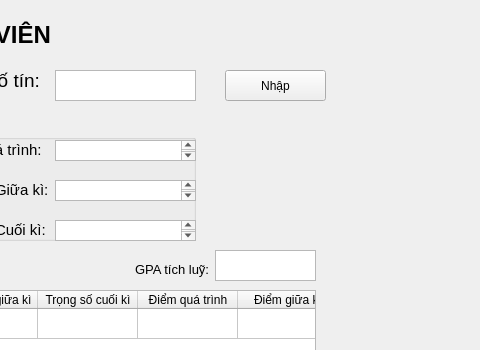
Old version of the form Giaodien_GPA.ui in the repository Baong-cud3101/Project-GPA-Bugging; both pictures show x 445 to 925 and y 0 to 350 of the 925 by 600 pixel window.
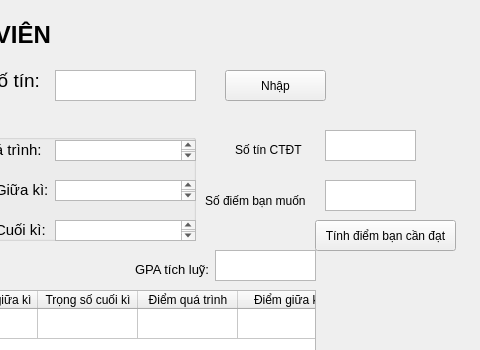
New version of the form.

What changed in the file:
```diff
--- a/Giaodien_GPA.ui
+++ b/Giaodien_GPA.ui
@@ -345,6 +345,65 @@
      <string>&lt;html&gt;&lt;head/&gt;&lt;body&gt;&lt;p&gt;&lt;span style=&quot; font-size:10pt;&quot;&gt;GPA tích luỹ:&lt;/span&gt;&lt;/p&gt;&lt;/body&gt;&lt;/html&gt;</string>
     </property>
    </widget>
+   <widget class="QLabel" name="label_10">
+    <property name="geometry">
+     <rect>
+      <x>680</x>
+      <y>140</y>
+      <width>91</width>
+      <height>20</height>
+     </rect>
+    </property>
+    <property name="text">
+     <string>Số tín CTĐT</string>
+    </property>
+   </widget>
+   <widget class="QLabel" name="label_11">
+    <property name="geometry">
+     <rect>
+      <x>650</x>
+      <y>190</y>
+      <width>111</width>
+      <height>21</height>
+     </rect>
+    </property>
+    <property name="text">
+     <string>Số điếm bạn muốn</string>
+    </property>
+   </widget>
+   <widget class="QPlainTextEdit" name="so_tin_ctdt">
+    <property name="geometry">
+     <rect>
+      <x>770</x>
+      <y>130</y>
+      <width>91</width>
+      <height>31</height>
+     </rect>
+    </property>
+   </widget>
+   <widget class="QPlainTextEdit" name="so_diem_du_kien">
+    <property name="geometry">
+     <rect>
+      <x>770</x>
+      <y>180</y>
+      <width>91</width>
+      <height>31</height>
+     </rect>
+    </property>
+   </widget>
+   <widget class="QPushButton" name="Tinh_diem">
+    <property name="geometry">
+     <rect>
+      <x>760</x>
+      <y>220</y>
+      <width>141</width>
+      <height>31</height>
+     </rect>
+    </property>
+    <property name="text">
+     <string>Tính điểm bạn cần đạt</string>
+    </property>
+   </widget>
   </widget>
   <widget class="QMenuBar" name="menubar">
    <property name="geometry">
```
Left out of the diff: 6 changed lines with no effect on the pictures.
